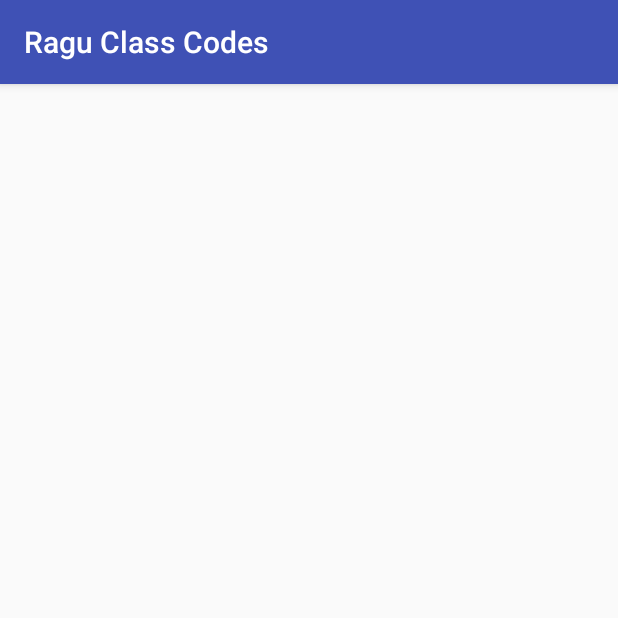
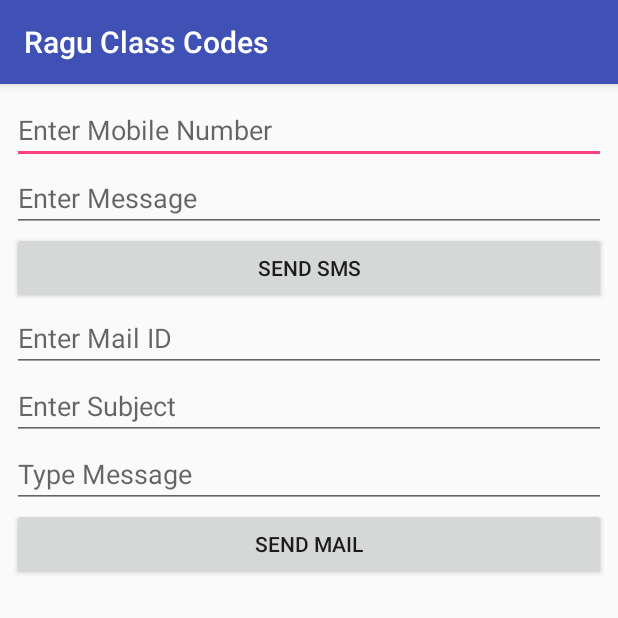
Before and after one commit to ranjithstar256/AndroidManifester-codes, an Android app: the SendingSmsMail screen opened directly, with no data from a screen before it, on a phone screen of 412 x 824 dp, the top half of it. Run offline under Robolectric (Android 15) with nearby library versions, the phone set to English and light mode, and no system bars.

Commit message:
more updates added

```diff
--- a/app/src/main/res/layout/activity_sending_sms_mail.xml
+++ b/app/src/main/res/layout/activity_sending_sms_mail.xml
@@ -1,9 +1,69 @@
 <?xml version="1.0" encoding="utf-8"?>
-<android.support.constraint.ConstraintLayout xmlns:android="http://schemas.android.com/apk/res/android"
-    xmlns:app="http://schemas.android.com/apk/res-auto"
+<LinearLayout
+    android:orientation="vertical"
+    xmlns:android="http://schemas.android.com/apk/res/android"
     xmlns:tools="http://schemas.android.com/tools"
+    android:id="@+id/activity_main"
     android:layout_width="match_parent"
     android:layout_height="match_parent"
-    tools:context="kp.ranjith.raguclasscodes.SendingSmsMail">
+    android:paddingBottom="@dimen/activity_vertical_margin"
+    android:paddingLeft="@dimen/activity_horizontal_margin"
+    android:paddingRight="@dimen/activity_horizontal_margin"
+    android:paddingTop="@dimen/activity_vertical_margin"
+    tools:context="ran.kp.smsmail.MainActivity">
 
-</android.support.constraint.ConstraintLayout>
+
+    <EditText
+        android:layout_width="match_parent"
+        android:layout_height="wrap_content"
+        android:inputType="textPersonName"
+        android:hint="Enter Mobile Number"
+        android:ems="10"
+        android:id="@+id/editText" />
+
+    <EditText
+        android:layout_width="match_parent"
+        android:layout_height="wrap_content"
+        android:inputType="textPersonName"
+        android:hint="Enter Message"
+
+        android:ems="10"
+        android:id="@+id/editText2" />
+
+    <Button
+        android:text="send sms"
+        android:layout_width="match_parent"
+        android:layout_height="wrap_content"
+        android:onClick="sendsms"
+        android:id="@+id/button" />
+
+    <EditText
+        android:id="@+id/editText7"
+        android:layout_width="match_parent"
+        android:layout_height="wrap_content"
+        android:ems="10"
+        android:hint="Enter Mail ID"
+        android:inputType="textEmailAddress" />
+
+    <EditText
+        android:id="@+id/editText8"
+        android:layout_width="match_parent"
+        android:layout_height="wrap_content"
+        android:ems="10"
+        android:hint="Enter Subject "
+        android:inputType="textPersonName" />
+
+    <EditText
+        android:id="@+id/editText9"
+        android:layout_width="match_parent"
+        android:layout_height="wrap_content"
+        android:ems="10"
+        android:hint="Type Message"
+        android:inputType="textPersonName" />
+
+    <Button
+        android:id="@+id/button11"
+        android:layout_width="match_parent"
+        android:layout_height="wrap_content"
+        android:text="send mail" />
+</LinearLayout>
```
